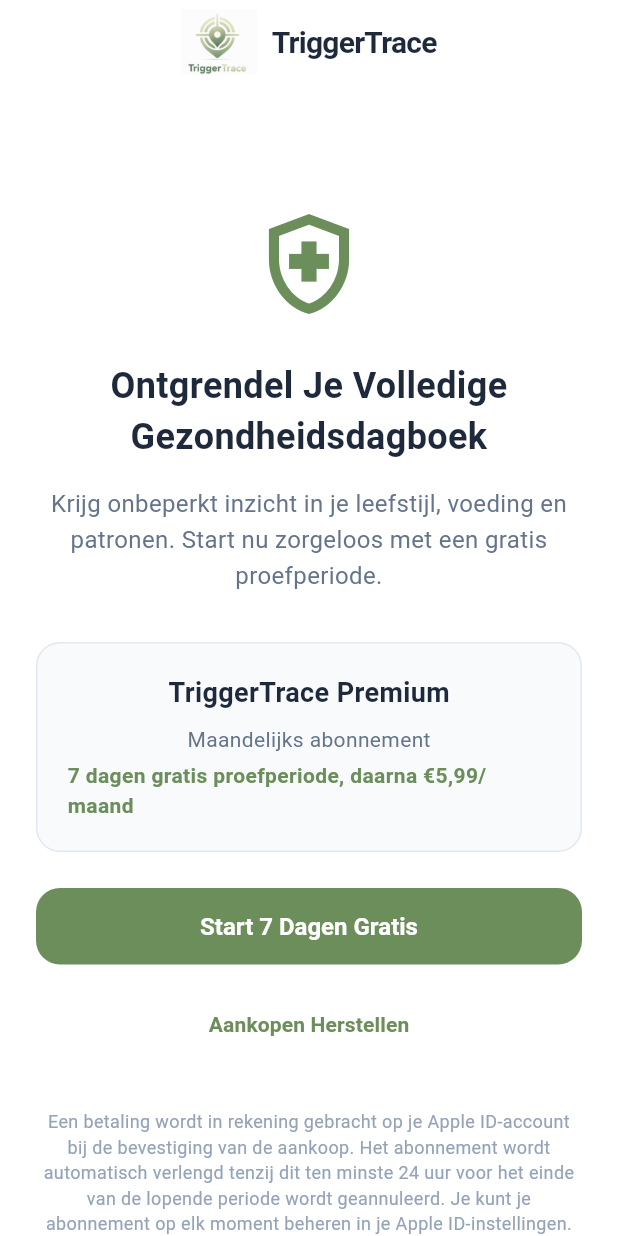
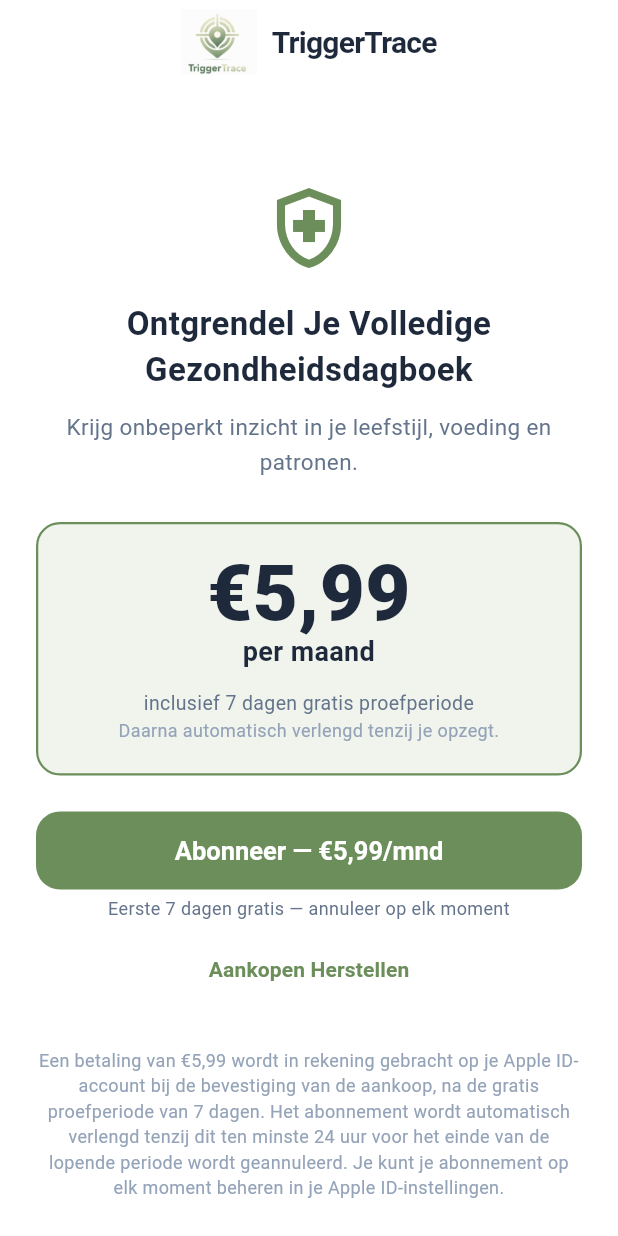
Before and after one commit to RObzegt/EczemaCare, a Flutter app: the screen it shows after launch, on a phone screen of 412 x 824 dp. Run offline on Flutter 3.47's test engine with Material 3 defaults, Android fonts, the phone set to English and light mode, and no system bars; our stand-ins replace fl_chart, shared_preferences; missing offline and left inert: purchases_flutter.

Commit message:
Fix IAP: correct entitlement name to Triggertrace Pro, Apple-compliant paywall UI, bump build to 1.3.0+5

```diff
--- a/lib/screens/paywall_screen.dart
+++ b/lib/screens/paywall_screen.dart
@@ -101,70 +101,92 @@
           child: Column(
             crossAxisAlignment: CrossAxisAlignment.stretch,
             children: [
-              const SizedBox(height: 40),
+              const SizedBox(height: 24),
               const Icon(
                 Icons.health_and_safety_outlined,
-                size: 80,
+                size: 64,
                 color: Color(0xFF6B8E5A),
               ),
-              const SizedBox(height: 24),
+              const SizedBox(height: 16),
               const Text(
                 'Ontgrendel Je Volledige Gezondheidsdagboek',
                 textAlign: TextAlign.center,
                 style: TextStyle(
-                  fontSize: 24,
+                  fontSize: 22,
                   fontWeight: FontWeight.bold,
                   color: Color(0xFF1E293B),
                 ),
               ),
-              const SizedBox(height: 16),
+              const SizedBox(height: 12),
               const Text(
-                'Krijg onbeperkt inzicht in je leefstijl, voeding en patronen. Start nu zorgeloos met een gratis proefperiode.',
+                'Krijg onbeperkt inzicht in je leefstijl, voeding en patronen.',
                 textAlign: TextAlign.center,
                 style: TextStyle(
-                  fontSize: 16,
+                  fontSize: 15,
                   color: Color(0xFF64748B),
                   height: 1.5,
                 ),
               ),
-              const SizedBox(height: 32),
+              const SizedBox(height: 28),
+
+              // ── PRICE BOX ──────────────────────────────────────────────
+              // Apple guideline: billed amount must be the most clear
+              // and conspicuous pricing element.
               Container(
-                padding: const EdgeInsets.all(20),
+                padding: const EdgeInsets.symmetric(vertical: 20, horizontal: 16),
                 decoration: BoxDecoration(
-                  color: const Color(0xFFF8FAFC),
+                  color: const Color(0xFFF0F4ED),
                   borderRadius: BorderRadius.circular(16),
-                  border: Border.all(color: const Color(0xFFE2E8F0)),
+                  border: Border.all(
+                    color: const Color(0xFF6B8E5A),
+                    width: 1.5,
+                  ),
                 ),
-                child: const Column(
-                  children: [
+                child: Column(
+                  children: const [
+                    // PRIMARY: billed amount — largest, most prominent element
                     Text(
-                      'TriggerTrace Premium',
+                      '€5,99',
+                      textAlign: TextAlign.center,
+                      style: TextStyle(
+                        fontSize: 52,
+                        fontWeight: FontWeight.w900,
+                        color: Color(0xFF1E293B),
+                        height: 1.0,
+                      ),
+                    ),
+                    Text(
+                      'per maand',
+                      textAlign: TextAlign.center,
                       style: TextStyle(
                         fontSize: 18,
-                        fontWeight: FontWeight.bold,
+                        fontWeight: FontWeight.w600,
                         color: Color(0xFF1E293B),
                       ),
                     ),
-                    SizedBox(height: 8),
+                    SizedBox(height: 12),
+                    // SUBORDINATE: free trial notice — smaller, lighter
                     Text(
-                      'Maandelijks abonnement',
+                      'inclusief 7 dagen gratis proefperiode',
+                      textAlign: TextAlign.center,
                       style: TextStyle(
-                        fontSize: 14,
+                        fontSize: 13,
                         color: Color(0xFF64748B),
                       ),
                     ),
-                    SizedBox(height: 4),
                     Text(
-                      '7 dagen gratis proefperiode, daarna €5,99/maand',
+                      'Daarna automatisch verlengd tenzij je opzegt.',
+                      textAlign: TextAlign.center,
                       style: TextStyle(
-                        fontSize: 14,
-                        fontWeight: FontWeight.w600,
-                        color: Color(0xFF6B8E5A),
+                        fontSize: 12,
+                        color: Color(0xFF94A3B8),
                       ),
                     ),
                   ],
                 ),
               ),
+              // ── END PRICE BOX ──────────────────────────────────────────
+
               const SizedBox(height: 24),
               ElevatedButton(
                 onPressed: _isPurchasing ? null : _handleSubscribe,
@@ -186,15 +208,25 @@
                         ),
                       )
                     : const Text(
-                        'Start 7 Dagen Gratis',
+                        'Abonneer — €5,99/mnd',
                         style: TextStyle(
-                          fontSize: 16,
+                          fontSize: 17,
                           fontWeight: FontWeight.bold,
                           color: Colors.white,
                         ),
                       ),
               ),
-              const SizedBox(height: 16),
+              const SizedBox(height: 4),
+              // Subordinate trial reminder directly below button
+              const Text(
+                'Eerste 7 dagen gratis — annuleer op elk moment',
+                textAlign: TextAlign.center,
+                style: TextStyle(
+                  fontSize: 12,
+                  color: Color(0xFF64748B),
+                ),
+              ),
+              const SizedBox(height: 8),
               TextButton(
                 onPressed: _isPurchasing ? null : _restorePurchases,
                 child: const Text(
@@ -205,9 +237,9 @@
                   ),
                 ),
               ),
-              const SizedBox(height: 32),
+              const SizedBox(height: 28),
               const Text(
-                'Een betaling wordt in rekening gebracht op je Apple ID-account bij de bevestiging van de aankoop. Het abonnement wordt automatisch verlengd tenzij dit ten minste 24 uur voor het einde van de lopende periode wordt geannuleerd. Je kunt je abonnement op elk moment beheren in je Apple ID-instellingen.',
+                'Een betaling van €5,99 wordt in rekening gebracht op je Apple ID-account bij de bevestiging van de aankoop, na de gratis proefperiode van 7 dagen. Het abonnement wordt automatisch verlengd tenzij dit ten minste 24 uur voor het einde van de lopende periode wordt geannuleerd. Je kunt je abonnement op elk moment beheren in je Apple ID-instellingen.',
                 textAlign: TextAlign.center,
                 style: TextStyle(
                   fontSize: 12,
--- a/pubspec.yaml
+++ b/pubspec.yaml
@@ -1,7 +1,7 @@
 name: gezondheids_tracker
 description: Track food intake and health symptoms with AI pattern detection. Monitor eczema, energy, and stress levels daily.
 publish_to: 'none'
-version: 3.0.0+10
+version: 3.0.0+11
 
 environment:
   sdk: '>=3.0.0 <4.0.0'
```
